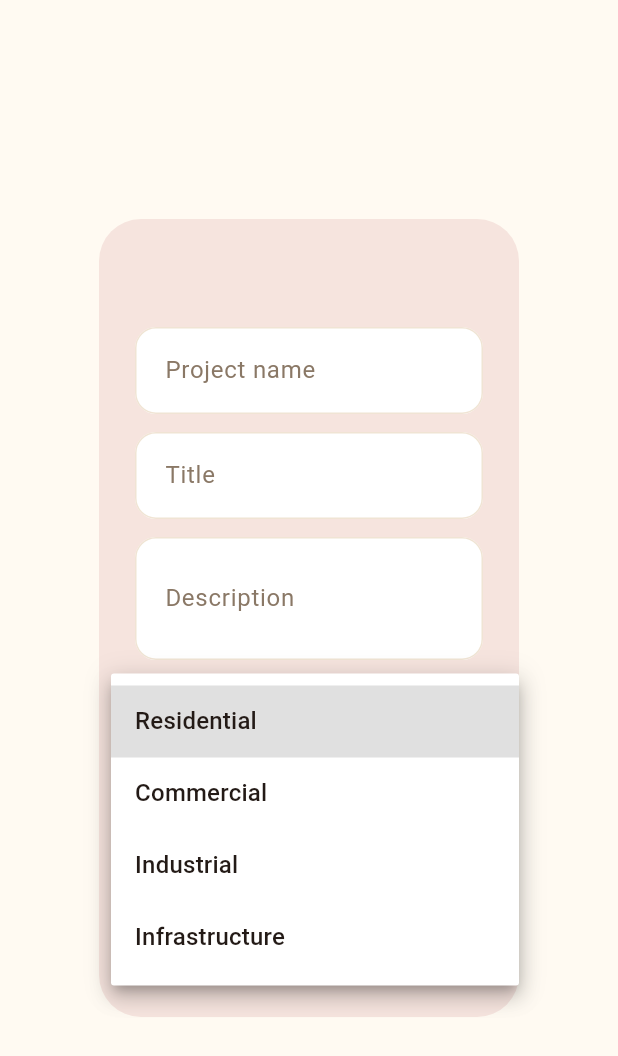
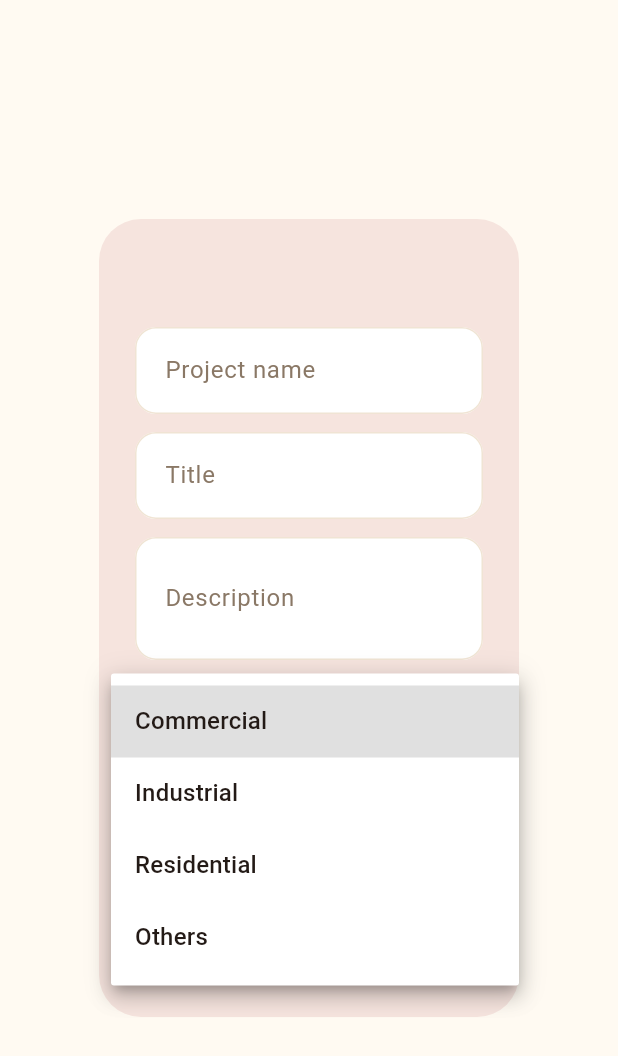
Before and after one commit to technovahub2025/bskapp, a Flutter app: the _ProjectFormDialog widget shown alone on an empty page, opened directly with empty values, after a tap on "Project type", on a phone screen of 412 x 824 dp. Shown: the top 1056 px of the screen. Run offline on Flutter 3.47's test engine with Material 3 defaults, Android fonts, the phone set to English and light mode, and no system bars; our stand-ins replace flutter_secure_storage, image_picker; accounts and stored records are empty.

Commit message:
Refactor project type options: Update dropdown values to include 'Others' and reorder existing options

```diff
--- a/lib/features/projects/presentation/projects_screen.dart
+++ b/lib/features/projects/presentation/projects_screen.dart
@@ -73,7 +73,7 @@ class _ProjectFormDialogState extends State<_ProjectFormDialog> {
                 TextFormField(controller: _description, decoration: const InputDecoration(labelText: 'Description'), minLines: 2, maxLines: 4, validator: _required),
                 const SizedBox(height: 12),
               ],
-              DropdownButtonFormField<String>(value: _projectType, decoration: const InputDecoration(labelText: 'Project type'), items: const [DropdownMenuItem(value: 'residential', child: Text('Residential')), DropdownMenuItem(value: 'commercial', child: Text('Commercial')), DropdownMenuItem(value: 'industrial', child: Text('Industrial')), DropdownMenuItem(value: 'infrastructure', child: Text('Infrastructure'))], onChanged: (value) { if (value != null) setState(() => _projectType = value); }),
+              DropdownButtonFormField<String>(value: _projectType, decoration: const InputDecoration(labelText: 'Project type'), items: const [DropdownMenuItem(value: 'commercial', child: Text('Commercial')), DropdownMenuItem(value: 'industrial', child: Text('Industrial')), DropdownMenuItem(value: 'residential', child: Text('Residential')), DropdownMenuItem(value: 'others', child: Text('Others'))], onChanged: (value) { if (value != null) setState(() => _projectType = value); }),
               const SizedBox(height: 12),
               DropdownButtonFormField<String>(value: _status, decoration: const InputDecoration(labelText: 'Status'), items: widget.edit
                   ? const [DropdownMenuItem(value: 'Pending', child: Text('Pending')), DropdownMenuItem(value: 'Hold', child: Text('Hold')), DropdownMenuItem(value: 'Accept', child: Text('Accept')), DropdownMenuItem(value: 'Reject', child: Text('Reject'))]
@@ -272,7 +272,7 @@ class _ProjectsScreenState extends State<ProjectsScreen> {
   }
 
   Future<void> _editProject(Project project) async {
-    const projectTypes = {'residential', 'commercial', 'industrial', 'infrastructure'};
+    const projectTypes = {'residential', 'commercial', 'industrial', 'others'};
     const statuses = {'Pending', 'Hold', 'Accept', 'Reject'};
     final projectType = projectTypes.contains(project.projectType.toLowerCase()) ? project.projectType.toLowerCase() : 'residential';
     final matchedStatus = statuses.where((value) => value.toLowerCase() == project.workflowStatus?.toLowerCase()).firstOrNull;
```
